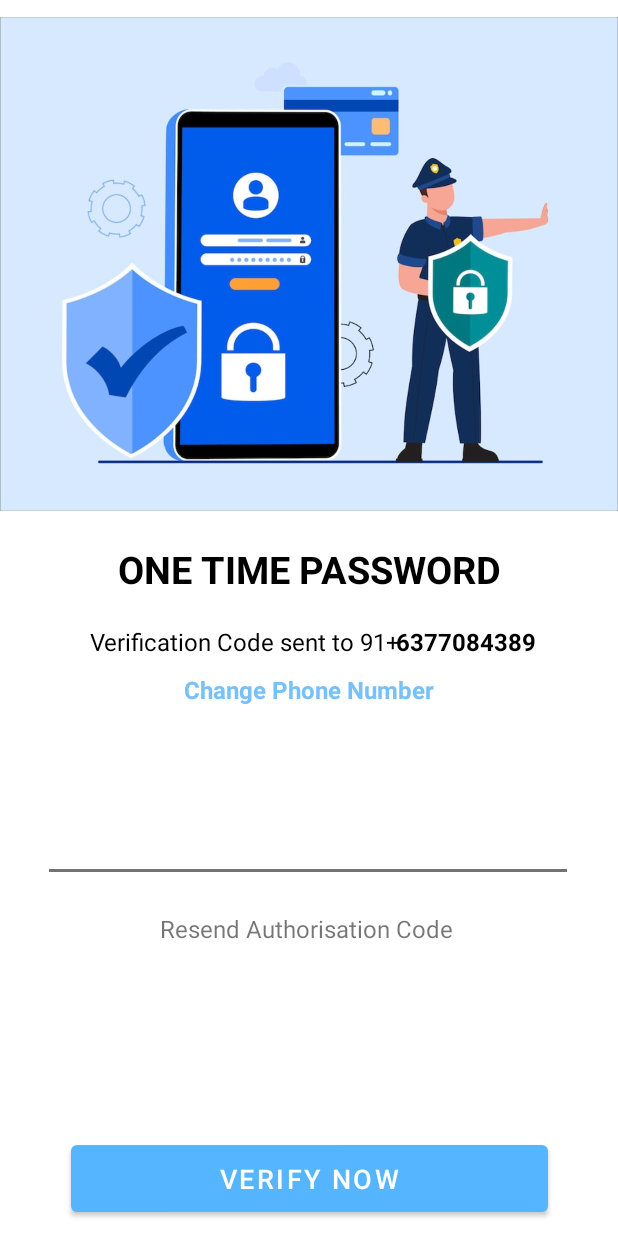
After one commit to GistMonk/digihelper-app, an Android app: the layout activity_otp_screen.xml on its own in the app's theme, with its tools: preview values and no code run, on a phone screen of 412 x 824 dp. The commit adds this screen. Run offline under Robolectric (Android 15) with nearby library versions, the phone set to English and light mode, and no system bars.

Commit message:
added project files

```diff
--- a/app/src/main/java/com/example/digihelper/MainActivity.java
+++ b/app/src/main/java/com/example/digihelper/MainActivity.java
@@ -44,7 +44,7 @@ public class MainActivity extends AppCompatActivity {
                     continueButton.setVisibility(view.VISIBLE);
                     Toast.makeText(getApplicationContext(),"Invalid Number: "+number,Toast.LENGTH_LONG).show();
                 }else{
-                    intent = new Intent(getApplicationContext(),OtpActivity.class);
+                    intent = new Intent(getApplicationContext(),OtpScreen.class);
                     intent.putExtra("PhoneNumber", phoneNumber.getText().toString());
                     startActivity(intent);
                 }
--- /dev/null
+++ b/app/src/main/java/com/example/digihelper/OtpScreen.java
@@ -0,0 +1,27 @@
+
+
+import androidx.appcompat.app.AppCompatActivity;
+
+import android.os.Bundle;
+import android.widget.EditText;
+import android.widget.Toast;
+
+
+public class OtpScreen extends AppCompatActivity {
+
+    EditText txtName;
+
+    @Override
+    protected void onCreate(Bundle savedInstanceState) {
+        super.onCreate(savedInstanceState);
+        setContentView(R.layout.activity_otp_screen);
+        txtName = findViewById(R.id.editTextNumber);
+
+    public void displayMsg()
+    {
+
+        String name =  txtName.getText().toString();
+        Toast.makeText(getApplicationContext(),name,Toast.LENGTH_SHORT).show();
+    }
+
+}
--- /dev/null
+++ b/app/src/main/res/layout/activity_otp_screen.xml
@@ -0,0 +1,124 @@
+<?xml version="1.0" encoding="utf-8"?>
+<androidx.constraintlayout.widget.ConstraintLayout xmlns:android="http://schemas.android.com/apk/res/android"
+    xmlns:app="http://schemas.android.com/apk/res-auto"
+    xmlns:tools="http://schemas.android.com/tools"
+    android:layout_width="match_parent"
+    android:layout_height="match_parent"
+    tools:context=".OtpScreen">
+
+
+    <ImageView
+        android:id="@+id/imageView4"
+        android:layout_width="0dp"
+        android:layout_height="352dp"
+        app:layout_constraintLeft_toLeftOf="parent"
+        app:layout_constraintRight_toRightOf="parent"
+        app:layout_constraintTop_toTopOf="parent"
+        app:srcCompat="@drawable/otp"
+
+        />
+
+    <TextView
+        android:id="@+id/textView1"
+        android:layout_width="wrap_content"
+        android:layout_height="wrap_content"
+        android:layout_marginTop="10dp"
+        android:text="ONE TIME PASSWORD"
+        android:textColor="@color/black"
+        android:textSize="25dp"
+        android:textStyle="bold"
+
+        app:layout_constraintEnd_toEndOf="parent"
+        app:layout_constraintStart_toStartOf="parent"
+        app:layout_constraintTop_toBottomOf="@+id/imageView4"
+        />
+
+
+    <TextView
+        android:id="@+id/textView"
+        android:layout_width="wrap_content"
+        android:layout_height="wrap_content"
+        android:layout_marginVertical="20dp"
+        android:layout_marginStart="60dp"
+        android:layout_marginTop="20dp"
+        android:text="Verification Code sent to 91+"
+
+
+        android:textColor="@color/black"
+        android:textSize="16dp"
+
+        app:layout_constraintStart_toStartOf="parent"
+        app:layout_constraintTop_toBottomOf="@id/textView1" />
+
+    <TextView
+        android:id="@+id/textView5"
+        android:layout_width="wrap_content"
+        android:layout_height="wrap_content"
+        android:layout_marginVertical="20dp"
+        android:layout_marginTop="20dp"
+        android:text="6377084389"
+        android:textColor="@color/black"
+        android:textSize="16dp"
+        android:textStyle="bold"
+        app:layout_constraintEnd_toEndOf="parent"
+        app:layout_constraintHorizontal_bias="0.788"
+        app:layout_constraintStart_toStartOf="@id/textView"
+        app:layout_constraintTop_toBottomOf="@id/textView1" />
+
+    <TextView
+        android:id="@+id/textView2"
+        android:layout_width="wrap_content"
+        android:layout_height="wrap_content"
+        android:layout_marginVertical="10dp"
+        android:layout_marginTop="8dp"
+        android:text="Change Phone Number"
+        android:textColor="@color/purple_200"
+        android:textSize="16dp"
+        android:textStyle="bold"
+        app:layout_constraintEnd_toEndOf="parent"
+        app:layout_constraintStart_toStartOf="parent"
+        app:layout_constraintTop_toBottomOf="@id/textView" />
+
+    <EditText
+        android:id="@+id/editTextNumber"
+        android:layout_width="wrap_content"
+        android:layout_height="wrap_content"
+        android:layout_marginTop="56dp"
+        android:ems="10"
+        android:inputType="number"
+        android:textSize="30dp"
+        app:layout_constraintHorizontal_bias="0.491"
+        app:layout_constraintLeft_toLeftOf="parent"
+        app:layout_constraintRight_toRightOf="parent"
+        app:layout_constraintTop_toBottomOf="@id/textView2"
+        tools:ignore="SpeakableTextPresentCheck" />
+
+    <TextView
+        android:id="@+id/textView4"
+        android:layout_width="wrap_content"
+        android:layout_height="wrap_content"
+        android:text="Resend Authorisation Code "
+        android:textSize="16dp"
+        android:layout_marginTop="20dp"
+        app:layout_constraintEnd_toEndOf="parent"
+        app:layout_constraintTop_toBottomOf="@id/editTextNumber"
+        app:layout_constraintStart_toStartOf="parent"
+        />
+    <Button
+        android:id="@+id/verifyButton"
+        android:layout_width="wrap_content"
+        android:layout_height="wrap_content"
+        android:paddingHorizontal="99dp"
+        android:paddingVertical="10dp"
+        android:onClick="displayMsg"
+        android:text="Verify Now"
+        android:textSize="18dp"
+        android:layout_marginVertical="10dp"
+        app:layout_constraintLeft_toLeftOf="parent"
+        app:layout_constraintRight_toRightOf="parent"
+        app:layout_constraintBottom_toBottomOf="parent"
+        tools:ignore="OnClick" />
+
+
+
+</androidx.constraintlayout.widget.ConstraintLayout>
```
Also changed, not shown: app/src/main/res/drawable/opt2.jpg (added), app/src/main/res/drawable/otp.jpg (added).
